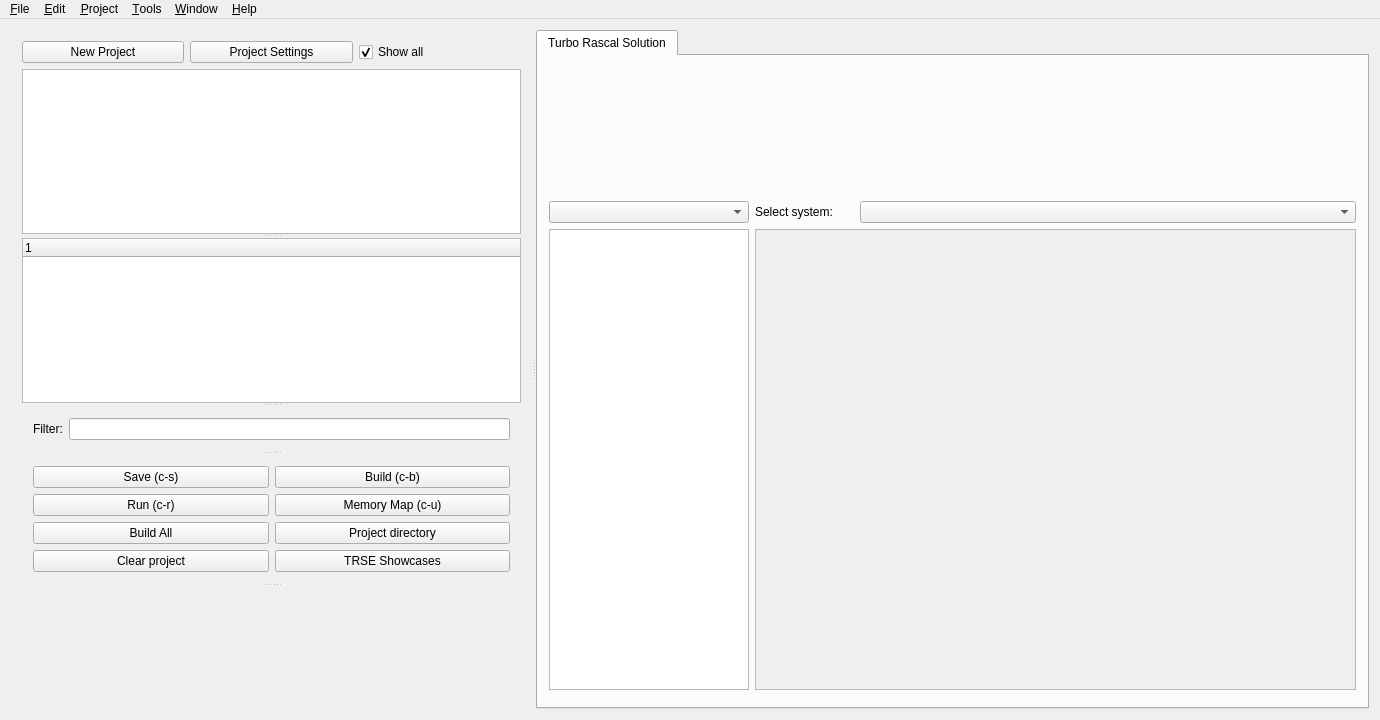
Above: mainwindow.ui from leuat/TRSE before the change. Below: the same form after it.
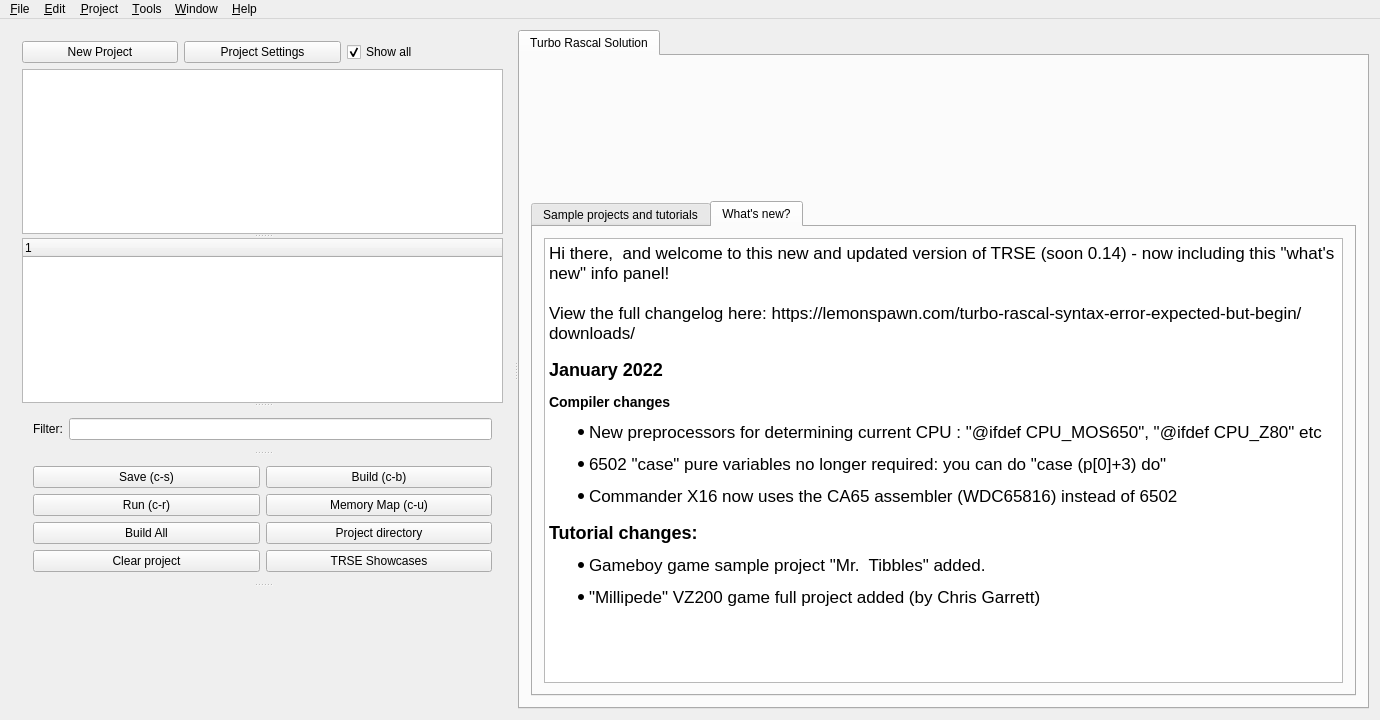
That is the form after the change. The open tabs and pages were chosen to show the change. Icons and pictures are not drawn. Custom widgets are drawn as their Qt base class.

```diff
--- a/mainwindow.ui
+++ b/mainwindow.ui
@@ -313,65 +313,61 @@
         <attribute name="title">
          <string>Turbo Rascal Solution</string>
         </attribute>
-        <layout class="QGridLayout" name="gridLayout_4" rowstretch="0,0,1000,0" columnstretch="0">
-         <item row="3" column="0">
-          <widget class="QTextBrowser" name="txtChangelog">
-           <property name="enabled">
-            <bool>false</bool>
+        <layout class="QGridLayout" name="gridLayout_4" rowstretch="0,0" columnstretch="0">
+         <item row="0" column="0">
+          <layout class="QVBoxLayout" name="verticalLayout_2">
+           <item>
+            <layout class="QGridLayout" name="gridLayout_3" columnstretch="5,12,3">
+             <item row="0" column="1">
+              <widget class="LGLSlideshow" name="glslider" native="true"/>
+             </item>
+             <item row="0" column="0">
+              <widget class="QLabel" name="label_4">
+               <property name="minimumSize">
+                <size>
+                 <width>128</width>
+                 <height>128</height>
+                </size>
            </property>
            <property name="maximumSize">
             <size>
-             <width>16777215</width>
-             <height>0</height>
-            </size>
-           </property>
-           <property name="html">
-            <string>&lt;!DOCTYPE HTML PUBLIC &quot;-//W3C//DTD HTML 4.0//EN&quot; &quot;http://www.w3.org/TR/REC-html40/strict.dtd&quot;&gt;
-&lt;html&gt;&lt;head&gt;&lt;meta name=&quot;qrichtext&quot; content=&quot;1&quot; /&gt;&lt;style type=&quot;text/css&quot;&gt;
-p, li { white-space: pre-wrap; }
-&lt;/style&gt;&lt;/head&gt;&lt;body style=&quot; font-family:'.AppleSystemUIFont'; font-size:13pt; font-weight:400; font-style:normal;&quot;&gt;
-&lt;p style=&quot; margin-top:0px; margin-bottom:0px; margin-left:0px; margin-right:0px; -qt-block-indent:0; text-indent:0px;&quot;&gt;&lt;span style=&quot; font-family:'Noto Sans'; font-size:16pt; font-weight:600;&quot;&gt;Welcome to &lt;/span&gt;&lt;span style=&quot; font-family:'Noto Sans'; font-size:20pt; font-weight:600;&quot;&gt;TRSE&lt;/span&gt;&lt;span style=&quot; font-family:'Noto Sans'; font-size:12pt;&quot;&gt; &lt;/span&gt;&lt;span style=&quot; font-family:'Noto Sans'; font-size:16pt;&quot;&gt;version @version!&lt;/span&gt;&lt;/p&gt;
-&lt;p style=&quot; margin-top:0px; margin-bottom:0px; margin-left:0px; margin-right:0px; -qt-block-indent:0; text-indent:0px;&quot;&gt;&lt;span style=&quot; font-family:'Noto Sans'; font-size:10pt;&quot;&gt;Build @build&lt;/span&gt;&lt;/p&gt;
-&lt;p style=&quot;-qt-paragraph-type:empty; margin-top:0px; margin-bottom:0px; margin-left:0px; margin-right:0px; -qt-block-indent:0; text-indent:0px; font-family:'Ubuntu'; font-size:10pt;&quot;&gt;&lt;br /&gt;&lt;/p&gt;
-&lt;p style=&quot; margin-top:0px; margin-bottom:0px; margin-left:0px; margin-right:0px; -qt-block-indent:0; text-indent:0px;&quot;&gt;&lt;span style=&quot; font-family:'Noto Sans'; font-size:9pt; font-weight:600;&quot;&gt;Changelog from 0.11&lt;/span&gt;&lt;/p&gt;
-&lt;ul style=&quot;margin-top: 0px; margin-bottom: 0px; margin-left: 0px; margin-right: 0px; -qt-list-indent: 1;&quot;&gt;&lt;li style=&quot; font-family:'Noto Sans'; font-size:9pt;&quot; style=&quot; margin-top:12px; margin-bottom:0px; margin-left:0px; margin-right:0px; -qt-block-indent:0; text-indent:0px;&quot;&gt;Systems&lt;/li&gt;
-&lt;ul style=&quot;margin-top: 0px; margin-bottom: 0px; margin-left: 0px; margin-right: 0px; -qt-list-indent: 2;&quot;&gt;&lt;li style=&quot; font-family:'Noto Sans'; font-size:9pt;&quot; style=&quot; margin-top:0px; margin-bottom:0px; margin-left:0px; margin-right:0px; -qt-block-indent:0; text-indent:0px;&quot;&gt;Basic Amstrad CPC with 4 tutorials and TRU&lt;/li&gt;&lt;/ul&gt;
-&lt;li style=&quot; font-family:'Noto Sans'; font-size:9pt;&quot; style=&quot; margin-top:12px; margin-bottom:0px; margin-left:0px; margin-right:0px; -qt-block-indent:0; text-indent:0px;&quot;&gt;Tutorials/help&lt;/li&gt;&lt;/ul&gt;
-&lt;ul style=&quot;margin-top: 0px; margin-bottom: 0px; margin-left: 0px; margin-right: 0px; -qt-list-indent: 2;&quot;&gt;&lt;li style=&quot; font-family:'Noto Sans'; font-size:9pt;&quot; style=&quot; margin-top:0px; margin-bottom:0px; margin-left:0px; margin-right:0px; -qt-block-indent:0; text-indent:0px;&quot;&gt;Amiga tutorials updated to use a new image with custom palette&lt;/li&gt;
-&lt;li style=&quot; font-family:'Noto Sans'; font-size:9pt;&quot; style=&quot; margin-top:0px; margin-bottom:0px; margin-left:0px; margin-right:0px; -qt-block-indent:0; text-indent:0px;&quot;&gt;Lots of new C64 tutorials&lt;/li&gt;
-&lt;li style=&quot; font-family:'Noto Sans'; font-size:9pt;&quot; style=&quot; margin-top:0px; margin-bottom:0px; margin-left:0px; margin-right:0px; -qt-block-indent:0; text-indent:0px;&quot;&gt;Tutorials on compression (c64, vic20, atari, amiga, amstrad cpc)&lt;/li&gt;
-&lt;li style=&quot; font-family:'Noto Sans'; font-size:9pt;&quot; style=&quot; margin-top:0px; margin-bottom:0px; margin-left:0px; margin-right:0px; -qt-block-indent:0; text-indent:0px;&quot;&gt;TRU files &lt;/li&gt;&lt;/ul&gt;
-&lt;p style=&quot;-qt-paragraph-type:empty; margin-top:0px; margin-bottom:0px; margin-left:0px; margin-right:0px; -qt-block-indent:0; text-indent:0px; font-family:'Noto Sans'; font-size:9pt;&quot;&gt;&lt;br /&gt;&lt;/p&gt;
-&lt;ul style=&quot;margin-top: 0px; margin-bottom: 0px; margin-left: 0px; margin-right: 0px; -qt-list-indent: 1;&quot;&gt;&lt;li style=&quot; font-family:'Noto Sans'; font-size:9pt;&quot; style=&quot; margin-top:12px; margin-bottom:0px; margin-left:0px; margin-right:0px; -qt-block-indent:0; text-indent:0px;&quot;&gt;Editor&lt;/li&gt;
-&lt;p style=&quot;-qt-paragraph-type:empty; margin-top:0px; margin-bottom:0px; margin-left:0px; margin-right:0px; -qt-block-indent:2; text-indent:0px; font-family:'Noto Sans'; font-size:9pt;&quot;&gt;&lt;br /&gt;&lt;/p&gt;
-&lt;ul style=&quot;margin-top: 0px; margin-bottom: 0px; margin-left: 0px; margin-right: 0px; -qt-list-indent: 2;&quot;&gt;&lt;li style=&quot; font-family:'Noto Sans'; font-size:9pt;&quot; style=&quot; margin-top:0px; margin-bottom:0px; margin-left:0px; margin-right:0px; -qt-block-indent:0; text-indent:0px;&quot;&gt;Image editor partly rewritten, now uses a PEN system&lt;/li&gt;
-&lt;li style=&quot; font-family:'Noto Sans'; font-size:9pt;&quot; style=&quot; margin-top:0px; margin-bottom:0px; margin-left:0px; margin-right:0px; -qt-block-indent:0; text-indent:0px;&quot;&gt;Bugfixes and optimizations&lt;/li&gt;
-&lt;li style=&quot; font-family:'Noto Sans'; font-size:9pt;&quot; style=&quot; margin-top:0px; margin-bottom:0px; margin-left:0px; margin-right:0px; -qt-block-indent:0; text-indent:0px;&quot;&gt;Front page rewritten + shaders&lt;/li&gt;&lt;/ul&gt;
-&lt;li style=&quot; font-family:'Noto Sans'; font-size:9pt;&quot; style=&quot; margin-top:12px; margin-bottom:0px; margin-left:0px; margin-right:0px; -qt-block-indent:0; text-indent:0px;&quot;&gt;Compiler&lt;/li&gt;&lt;/ul&gt;
-&lt;ul style=&quot;margin-top: 0px; margin-bottom: 0px; margin-left: 0px; margin-right: 0px; -qt-list-indent: 2;&quot;&gt;&lt;li style=&quot; font-family:'Noto Sans'; font-size:9pt;&quot; style=&quot; margin-top:0px; margin-bottom:0px; margin-left:0px; margin-right:0px; -qt-block-indent:0; text-indent:0px;&quot;&gt;Smaller bugfixes&lt;/li&gt;
-&lt;li style=&quot; font-family:'Noto Sans'; font-size:9pt;&quot; style=&quot; margin-top:0px; margin-bottom:0px; margin-left:0px; margin-right:0px; -qt-block-indent:0; text-indent:0px;&quot;&gt;Optimizations: compares are much more optimized and faster&lt;/li&gt;
-&lt;li style=&quot; font-family:'Noto Sans'; font-size:9pt;&quot; style=&quot; margin-top:0px; margin-bottom:0px; margin-left:0px; margin-right:0px; -qt-block-indent:0; text-indent:0px;&quot;&gt;Built-in lZ4/LZ77 compresssion/decompression system for the 6502, M68K and Z80 systems&lt;/li&gt;
-&lt;li style=&quot; font-family:'Noto Sans'; font-size:9pt;&quot; style=&quot; margin-top:0px; margin-bottom:0px; margin-left:0px; margin-right:0px; -qt-block-indent:0; text-indent:0px;&quot;&gt;Extra post-optimizers&lt;/li&gt;
-&lt;li style=&quot; font-family:'Noto Sans'; font-size:9pt;&quot; style=&quot; margin-top:0px; margin-bottom:0px; margin-left:0px; margin-right:0px; -qt-block-indent:0; text-indent:0px;&quot;&gt;On the 6502: Arrays of length divisible by 8 had an extra &amp;quot;dc&amp;quot; in the definition. Fixed. &lt;/li&gt;
-&lt;li style=&quot; font-family:'Noto Sans'; font-size:9pt;&quot; style=&quot; margin-top:0px; margin-bottom:0px; margin-left:0px; margin-right:0px; -qt-block-indent:0; text-indent:0px;&quot;&gt;multiple &amp;quot;var&amp;quot; blocks can be defined after procedure declarations etc&lt;/li&gt;
-&lt;li style=&quot; font-family:'Noto Sans'; font-size:9pt;&quot; style=&quot; margin-top:0px; margin-bottom:0px; margin-left:0px; margin-right:0px; -qt-block-indent:0; text-indent:0px;&quot;&gt;macos compiler should be ~twice as fast (due to forgotten optimization flags)&lt;/li&gt;
-&lt;li style=&quot; font-family:'Noto Sans'; font-size:9pt;&quot; style=&quot;-qt-paragraph-type:empty; margin-top:0px; margin-bottom:0px; margin-left:0px; margin-right:0px; -qt-block-indent:0; text-indent:0px;&quot;&gt;&lt;br /&gt;&lt;/li&gt;
-&lt;li style=&quot; font-family:'Noto Sans'; font-size:9pt;&quot; style=&quot; margin-top:0px; margin-bottom:0px; margin-left:0px; margin-right:0px; -qt-block-indent:0; text-indent:0px;&quot;&gt;Huge bugfix: multiple AND integer conditionals failure fix (if I&amp;gt;200 and I&amp;lt;500) where I is an integer would fail &lt;/li&gt;
-&lt;li style=&quot; font-family:'Noto Sans'; font-size:9pt;&quot; style=&quot; margin-top:0px; margin-bottom:0px; margin-left:0px; margin-right:0px; -qt-block-indent:0; text-indent:0px;&quot;&gt;@ifdef, @endif blocks can now change the behavior of other preprocessor definitions - so you can have @define and @include etc *within* @ifdef/@endif&lt;/li&gt;
-&lt;li style=&quot; font-family:'Noto Sans'; font-size:9pt;&quot; style=&quot; margin-top:0px; margin-bottom:0px; margin-left:0px; margin-right:0px; -qt-block-indent:0; text-indent:0px;&quot;&gt;Much better Z80 compiler&lt;/li&gt;
-&lt;li style=&quot; font-family:'Noto Sans'; font-size:9pt;&quot; style=&quot; margin-top:0px; margin-bottom:0px; margin-left:0px; margin-right:0px; -qt-block-indent:0; text-indent:0px;&quot;&gt;6502 compiler has more optimizations&lt;/li&gt;
-&lt;li style=&quot; font-family:'Noto Sans'; font-size:9pt;&quot; style=&quot; margin-top:0px; margin-bottom:0px; margin-left:0px; margin-right:0px; -qt-block-indent:0; text-indent:0px;&quot;&gt;M68K LZ77 compression &amp;amp;  resource packer system! Super easy, check out the new Atarai/Amiga tutorials&lt;/li&gt;
-&lt;li style=&quot; font-family:'Noto Sans'; font-size:9pt;&quot; style=&quot; margin-top:0px; margin-bottom:0px; margin-left:0px; margin-right:0px; -qt-block-indent:0; text-indent:0px;&quot;&gt;Constants in TRUs now gets prefixed with the TRU name&lt;/li&gt;
-&lt;li style=&quot; font-family:'Noto Sans'; font-size:9pt;&quot; style=&quot; margin-top:0px; margin-bottom:0px; margin-left:0px; margin-right:0px; -qt-block-indent:0; text-indent:0px;&quot;&gt;@Defines are passed to TRUs (allowing for custom definition of arrays etc)&lt;/li&gt;
-&lt;li style=&quot; font-family:'Noto Sans'; font-size:9pt;&quot; style=&quot; margin-top:0px; margin-bottom:0px; margin-left:0px; margin-right:0px; -qt-block-indent:0; text-indent:0px;&quot;&gt;@Macro feature with javascript parsing!&lt;/li&gt;
-&lt;li style=&quot; font-family:'Noto Sans'; font-size:9pt;&quot; style=&quot; margin-top:0px; margin-bottom:0px; margin-left:0px; margin-right:0px; -qt-block-indent:0; text-indent:0px;&quot;&gt;Added built-in zeropage &amp;quot;colormemory&amp;quot; for C64/VIC20&lt;/li&gt;
-&lt;li style=&quot; font-family:'Noto Sans'; font-size:9pt;&quot; style=&quot; margin-top:0px; margin-bottom:0px; margin-left:0px; margin-right:0px; -qt-block-indent:0; text-indent:0px;&quot;&gt;CString/string now has the ability to turn off null-terminated strings by using the &amp;quot;no_term&amp;quot; keyword &lt;/li&gt;&lt;/ul&gt;
-&lt;p style=&quot;-qt-paragraph-type:empty; margin-top:0px; margin-bottom:0px; margin-left:0px; margin-right:0px; -qt-block-indent:0; text-indent:0px; font-family:'Noto Sans'; font-size:9pt;&quot;&gt;&lt;br /&gt;&lt;/p&gt;
-&lt;p style=&quot;-qt-paragraph-type:empty; margin-top:0px; margin-bottom:12px; margin-left:0px; margin-right:0px; -qt-block-indent:0; text-indent:0px; font-family:'Noto Sans'; font-size:9pt;&quot;&gt;&lt;br /&gt;&lt;/p&gt;&lt;/body&gt;&lt;/html&gt;</string>
-           </property>
-          </widget>
-         </item>
-         <item row="2" column="0">
+                 <width>128</width>
+                 <height>128</height>
+                </size>
+               </property>
+               <property name="text">
+                <string/>
+               </property>
+               <property name="pixmap">
+                <pixmap resource="resources.qrc">:/resources/images/trse_icon.png</pixmap>
+               </property>
+               <property name="scaledContents">
+                <bool>true</bool>
+               </property>
+              </widget>
+             </item>
+             <item row="0" column="2">
+              <widget class="LGLShowcases" name="glShowcase" native="true">
+               <property name="toolTip">
+                <string>Click to open URL to production</string>
+               </property>
+              </widget>
+             </item>
+            </layout>
+           </item>
+          </layout>
+         </item>
+         <item row="1" column="0">
+          <widget class="QTabWidget" name="tabWidget">
+           <property name="currentIndex">
+            <number>0</number>
+           </property>
+           <widget class="QWidget" name="tab">
+            <attribute name="title">
+             <string>Sample projects and tutorials</string>
+            </attribute>
+            <layout class="QGridLayout" name="gridLayout_7">
+             <item row="0" column="0">
           <layout class="QGridLayout" name="gridLayout_2" columnstretch="4,12">
            <item row="1" column="0">
             <layout class="QVBoxLayout" name="verticalLayout_3" stretch="0,0">
@@ -403,8 +399,8 @@
                    <rect>
                     <x>0</x>
                     <y>0</y>
-                    <width>607</width>
-                    <height>449</height>
+                        <width>590</width>
+                        <height>407</height>
                    </rect>
                   </property>
                  </widget>
@@ -430,48 +426,41 @@
            </item>
           </layout>
          </item>
+            </layout>
+           </widget>
+           <widget class="QWidget" name="tab_2">
+            <attribute name="title">
+             <string>What's new?</string>
+            </attribute>
+            <layout class="QGridLayout" name="gridLayout_9">
          <item row="0" column="0">
-          <layout class="QVBoxLayout" name="verticalLayout_2">
-           <item>
-            <layout class="QGridLayout" name="gridLayout_3" columnstretch="5,12,3">
-             <item row="0" column="1">
-              <widget class="LGLSlideshow" name="glslider" native="true"/>
-             </item>
-             <item row="0" column="0">
-              <widget class="QLabel" name="label_4">
-               <property name="minimumSize">
-                <size>
-                 <width>128</width>
-                 <height>128</height>
-                </size>
-               </property>
-               <property name="maximumSize">
-                <size>
-                 <width>128</width>
-                 <height>128</height>
-                </size>
-               </property>
-               <property name="text">
-                <string/>
-               </property>
-               <property name="pixmap">
-                <pixmap resource="resources.qrc">:/resources/images/trse_icon.png</pixmap>
-               </property>
-               <property name="scaledContents">
+              <widget class="QTextEdit" name="txtWhatsNew">
+               <property name="readOnly">
                 <bool>true</bool>
                </property>
-              </widget>
-             </item>
-             <item row="0" column="2">
-              <widget class="LGLShowcases" name="glShowcase" native="true">
-               <property name="toolTip">
-                <string>Click to open URL to production</string>
+               <property name="html">
+                <string>&lt;!DOCTYPE HTML PUBLIC &quot;-//W3C//DTD HTML 4.0//EN&quot; &quot;http://www.w3.org/TR/REC-html40/strict.dtd&quot;&gt;
+&lt;html&gt;&lt;head&gt;&lt;meta name=&quot;qrichtext&quot; content=&quot;1&quot; /&gt;&lt;style type=&quot;text/css&quot;&gt;
+p, li { white-space: pre-wrap; }
+&lt;/style&gt;&lt;/head&gt;&lt;body style=&quot; font-family:'.AppleSystemUIFont'; font-size:13pt; font-weight:400; font-style:normal;&quot;&gt;
+&lt;p style=&quot; margin-top:0px; margin-bottom:0px; margin-left:0px; margin-right:0px; -qt-block-indent:0; text-indent:0px;&quot;&gt;Hi there,  and welcome to this new and updated version of TRSE (soon 0.14) - now including this &amp;quot;what's new&amp;quot; info panel!&lt;/p&gt;
+&lt;p style=&quot;-qt-paragraph-type:empty; margin-top:0px; margin-bottom:0px; margin-left:0px; margin-right:0px; -qt-block-indent:0; text-indent:0px;&quot;&gt;&lt;br /&gt;&lt;/p&gt;
+&lt;p style=&quot; margin-top:0px; margin-bottom:0px; margin-left:0px; margin-right:0px; -qt-block-indent:0; text-indent:0px;&quot;&gt;View the full changelog here: https://lemonspawn.com/turbo-rascal-syntax-error-expected-but-begin/downloads/&lt;/p&gt;
+&lt;h2 style=&quot; margin-top:16px; margin-bottom:12px; margin-left:0px; margin-right:0px; -qt-block-indent:0; text-indent:0px;&quot;&gt;&lt;span style=&quot; font-size:x-large; font-weight:600;&quot;&gt;January 2022&lt;/span&gt;&lt;/h2&gt;
+&lt;h3 style=&quot; margin-top:14px; margin-bottom:12px; margin-left:0px; margin-right:0px; -qt-block-indent:0; text-indent:0px;&quot;&gt;&lt;span style=&quot; font-size:large; font-weight:600;&quot;&gt;Compiler changes&lt;/span&gt;&lt;/h3&gt;
+&lt;ul style=&quot;margin-top: 0px; margin-bottom: 0px; margin-left: 0px; margin-right: 0px; -qt-list-indent: 1;&quot;&gt;&lt;li style=&quot;&quot; style=&quot; margin-top:12px; margin-bottom:12px; margin-left:0px; margin-right:0px; -qt-block-indent:0; text-indent:0px;&quot;&gt;New preprocessors for determining current CPU : &amp;quot;@ifdef CPU_MOS650&amp;quot;, &amp;quot;@ifdef CPU_Z80&amp;quot; etc&lt;/li&gt;
+&lt;li style=&quot;&quot; style=&quot; margin-top:12px; margin-bottom:12px; margin-left:0px; margin-right:0px; -qt-block-indent:0; text-indent:0px;&quot;&gt;6502 &amp;quot;case&amp;quot; pure variables no longer required: you can do &amp;quot;case (p[0]+3) do&amp;quot;&lt;/li&gt;
+&lt;li style=&quot;&quot; style=&quot; margin-top:12px; margin-bottom:12px; margin-left:0px; margin-right:0px; -qt-block-indent:0; text-indent:0px;&quot;&gt;Commander X16 now uses the CA65 assembler (WDC65816) instead of 6502&lt;/li&gt;&lt;/ul&gt;
+&lt;h2 style=&quot; margin-top:16px; margin-bottom:12px; margin-left:0px; margin-right:0px; -qt-block-indent:0; text-indent:0px;&quot;&gt;&lt;span style=&quot; font-size:x-large; font-weight:600;&quot;&gt;Tutorial changes:&lt;/span&gt;&lt;/h2&gt;
+&lt;ul style=&quot;margin-top: 0px; margin-bottom: 0px; margin-left: 0px; margin-right: 0px; -qt-list-indent: 1;&quot;&gt;&lt;li style=&quot;&quot; style=&quot; margin-top:12px; margin-bottom:12px; margin-left:0px; margin-right:0px; -qt-block-indent:0; text-indent:0px;&quot;&gt;&lt;img src=&quot;:/resources/images/tutorials/mrtibbles.png&quot; width=&quot;100&quot; /&gt;Gameboy game sample project &amp;quot;Mr.  Tibbles&amp;quot; added. &lt;/li&gt;&lt;/ul&gt;
+&lt;ul style=&quot;margin-top: 0px; margin-bottom: 0px; margin-left: 0px; margin-right: 0px; -qt-list-indent: 1;&quot;&gt;&lt;li style=&quot;&quot; style=&quot; margin-top:12px; margin-bottom:12px; margin-left:0px; margin-right:0px; -qt-block-indent:0; text-indent:0px;&quot;&gt;&lt;img src=&quot;:/resources/images/billboard/b31.png&quot; width=&quot;100&quot; /&gt;&amp;quot;Millipede&amp;quot; VZ200 game full project added (by Chris Garrett)  &lt;/li&gt;&lt;/ul&gt;
+&lt;p style=&quot;-qt-paragraph-type:empty; margin-top:12px; margin-bottom:12px; margin-left:0px; margin-right:0px; -qt-block-indent:0; text-indent:0px; font-weight:600;&quot;&gt;&lt;br /&gt;&lt;/p&gt;&lt;/body&gt;&lt;/html&gt;</string>
                </property>
               </widget>
              </item>
             </layout>
-           </item>
-          </layout>
+           </widget>
+          </widget>
          </item>
         </layout>
        </widget>
```
Lines whose indentation alone changed are shown as unchanged.
